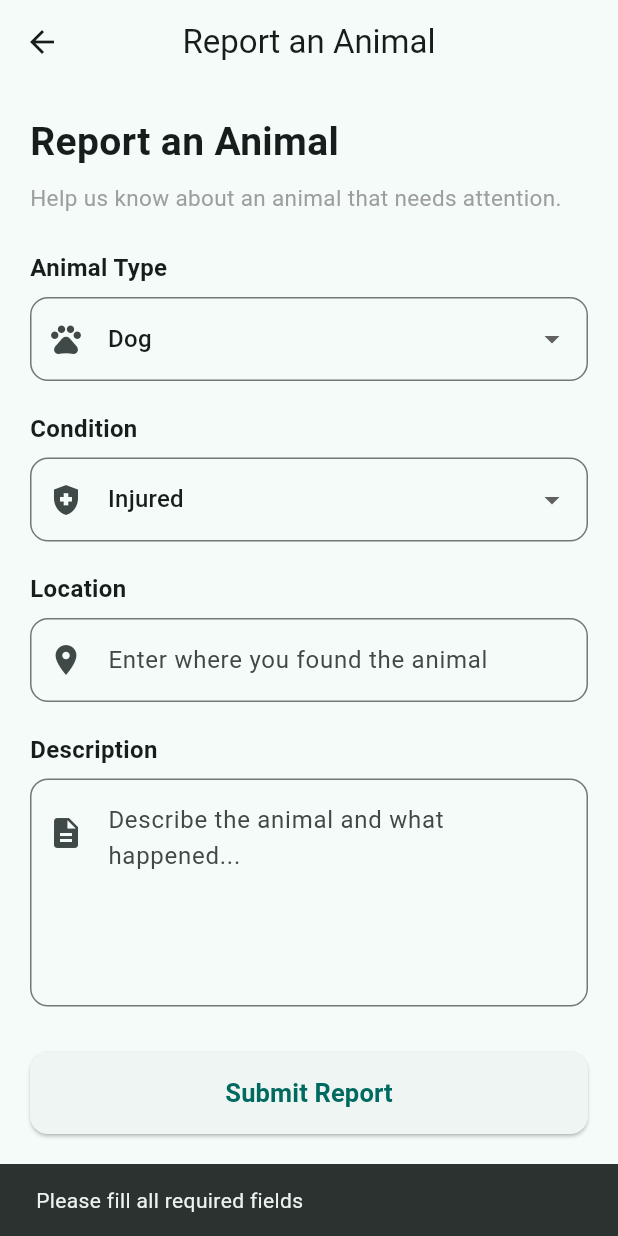
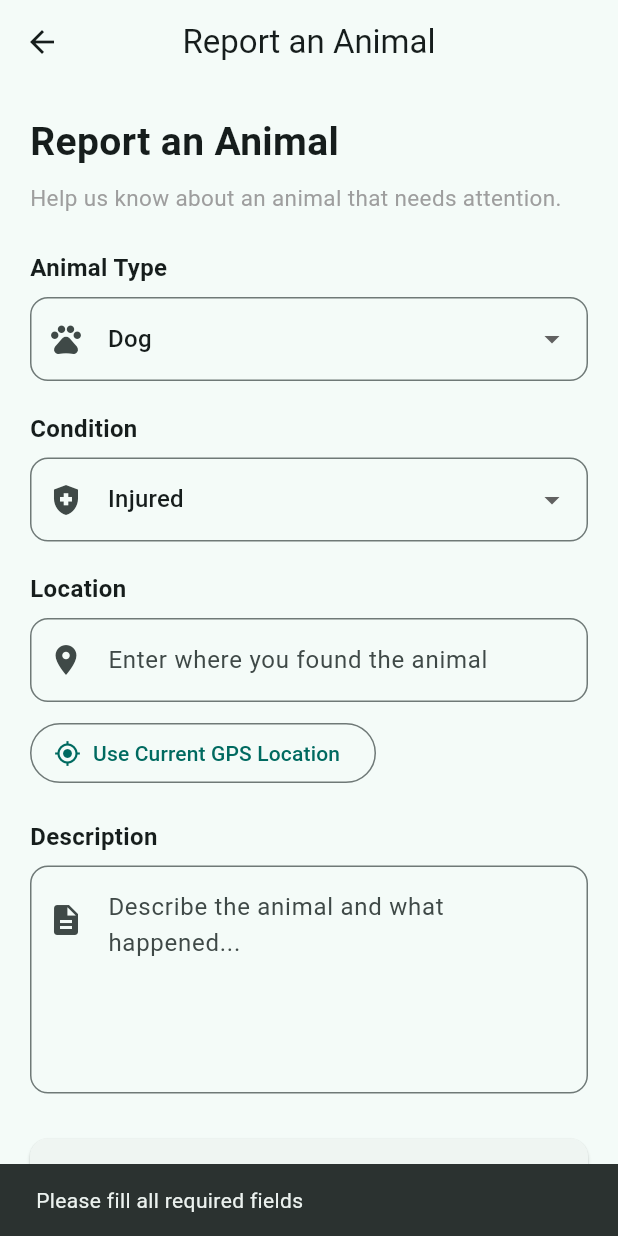
Before and after one commit to Nityanand52/pet-adoption-app, a Flutter app: the ReportAnimalPage screen opened directly with empty values, after a tap on "Submit Report", on a phone screen of 412 x 824 dp. Run offline on Flutter 3.47's test engine with Material 3 defaults, Android fonts, the light colour scheme and no system bars; our stand-ins replace cloud_firestore, firebase_auth, firebase_core, flutter_map, geolocator, image_picker and 1 more; accounts and stored records are empty.

Commit message:
Added live rescue map and GPS location features

```diff
--- a/pet_adoption_app/lib/admin/adoption_requests_page.dart
+++ b/pet_adoption_app/lib/admin/adoption_requests_page.dart
@@ -1,6 +1,5 @@
 import 'package:flutter/material.dart';
 import 'package:cloud_firestore/cloud_firestore.dart';
-
 class AdoptionRequestsPage extends StatelessWidget {
   const AdoptionRequestsPage({super.key});
 
--- a/pet_adoption_app/lib/models/animal_report.dart
+++ b/pet_adoption_app/lib/models/animal_report.dart
@@ -7,6 +7,8 @@ class AnimalReport {
   final String? imagePath;
   final DateTime date;
   String status;
+  final double? latitude;
+  final double? longitude;
 
   AnimalReport({
     required this.id,
@@ -17,5 +19,7 @@ class AnimalReport {
     this.imagePath,
     required this.date,
     this.status = 'Pending',
+    this.latitude,
+    this.longitude,
   });
 }
--- a/pet_adoption_app/lib/report/report_animal_page.dart
+++ b/pet_adoption_app/lib/report/report_animal_page.dart
@@ -1,8 +1,10 @@
+
 import 'package:flutter/material.dart';
+import 'package:geolocator/geolocator.dart';
 import '../models/animal_report.dart';
 
 class ReportAnimalPage extends StatefulWidget {
-  final Function(AnimalReport) onReportSubmitted;
+  final Future<void> Function(AnimalReport) onReportSubmitted;
 
   const ReportAnimalPage({
     super.key,
@@ -36,6 +38,10 @@ class _ReportAnimalPageState extends State<ReportAnimalPage> {
   ];
 
   bool isSubmitting = false;
+  bool isGettingLocation = false;
+
+  double? reportLatitude;
+  double? reportLongitude;
 
   @override
   void dispose() {
@@ -44,12 +50,82 @@ class _ReportAnimalPageState extends State<ReportAnimalPage> {
     super.dispose();
   }
 
+  // GET CURRENT GPS LOCATION
+  Future<void> getReportLocation() async {
+    setState(() {
+      isGettingLocation = true;
+    });
+
+    try {
+      bool enabled = await Geolocator.isLocationServiceEnabled();
+
+      if (!enabled) {
+        throw Exception('Please enable location services');
+      }
+
+      LocationPermission permission =
+          await Geolocator.checkPermission();
+
+      if (permission == LocationPermission.denied) {
+        permission = await Geolocator.requestPermission();
+      }
+
+      if (permission == LocationPermission.denied ||
+          permission == LocationPermission.deniedForever) {
+        throw Exception('Location permission denied');
+      }
+
+      final position = await Geolocator.getCurrentPosition(
+        locationSettings: const LocationSettings(
+          accuracy: LocationAccuracy.high,
+        ),
+      );
+
+      if (!mounted) return;
+
+      setState(() {
+        reportLatitude = position.latitude;
+        reportLongitude = position.longitude;
+      });
+
+      ScaffoldMessenger.of(context).showSnackBar(
+        const SnackBar(
+          content: Text('GPS location captured successfully'),
+        ),
+      );
+    } catch (e) {
+      if (!mounted) return;
+
+      ScaffoldMessenger.of(context).showSnackBar(
+        SnackBar(
+          content: Text('Could not get location: $e'),
+        ),
+      );
+    } finally {
+      if (mounted) {
+        setState(() {
+          isGettingLocation = false;
+        });
+      }
+    }
+  }
+
+  // SUBMIT ANIMAL REPORT
   Future<void> _submitReport() async {
     if (locationController.text.trim().isEmpty ||
         descriptionController.text.trim().isEmpty) {
       ScaffoldMessenger.of(context).showSnackBar(
         const SnackBar(
           content: Text('Please fill all required fields'),
+        ),
+      );
+      return;
+    }
+
+    if (reportLatitude == null || reportLongitude == null) {
+      ScaffoldMessenger.of(context).showSnackBar(
+        const SnackBar(
+          content: Text('Please capture the rescue location first'),
         ),
       );
       return;
@@ -69,37 +145,36 @@ class _ReportAnimalPageState extends State<ReportAnimalPage> {
         imagePath: null,
         date: DateTime.now(),
         status: 'Pending',
+        latitude: reportLatitude,
+        longitude: reportLongitude,
       );
 
-      // Send report to main.dart
-      // main.dart will save it to Firestore.
+      // Send report to main.dart for Firestore saving
       await widget.onReportSubmitted(report);
 
       if (!mounted) return;
-
-      setState(() {
-        isSubmitting = false;
-      });
-
-      Navigator.pop(context);
 
       ScaffoldMessenger.of(context).showSnackBar(
         const SnackBar(
           content: Text('Animal report submitted successfully'),
         ),
       );
+
+      Navigator.pop(context);
     } catch (e) {
       if (!mounted) return;
-
-      setState(() {
-        isSubmitting = false;
-      });
 
       ScaffoldMessenger.of(context).showSnackBar(
         SnackBar(
           content: Text('Failed to submit report: $e'),
         ),
       );
+    } finally {
+      if (mounted) {
+        setState(() {
+          isSubmitting = false;
+        });
+      }
     }
   }
 
@@ -110,13 +185,11 @@ class _ReportAnimalPageState extends State<ReportAnimalPage> {
         title: const Text('Report an Animal'),
         centerTitle: true,
       ),
-
       body: SingleChildScrollView(
         padding: const EdgeInsets.all(20),
         child: Column(
           crossAxisAlignment: CrossAxisAlignment.start,
           children: [
-
             // TITLE
             const Text(
               'Report an Animal',
@@ -232,6 +305,43 @@ class _ReportAnimalPageState extends State<ReportAnimalPage> {
               ),
             ),
 
+            const SizedBox(height: 10),
+
+            // GPS LOCATION BUTTON
+            OutlinedButton.icon(
+              onPressed: isGettingLocation
+                  ? null
+                  : getReportLocation,
+              icon: isGettingLocation
+                  ? const SizedBox(
+                      height: 18,
+                      width: 18,
+                      child: CircularProgressIndicator(
+                        strokeWidth: 2,
+                      ),
+                    )
+                  : const Icon(Icons.my_location),
+              label: Text(
+                isGettingLocation
+                    ? 'Getting Location...'
+                    : 'Use Current GPS Location',
+              ),
+            ),
+
+            if (reportLatitude != null &&
+                reportLongitude != null)
+              Padding(
+                padding: const EdgeInsets.only(top: 8),
+                child: Text(
+                  'GPS: ${reportLatitude!.toStringAsFixed(5)}, '
+                  '${reportLongitude!.toStringAsFixed(5)}',
+                  style: const TextStyle(
+                    color: Colors.green,
+                    fontWeight: FontWeight.w500,
+                  ),
+                ),
+              ),
+
             const SizedBox(height: 20),
 
             // DESCRIPTION
@@ -267,7 +377,9 @@ class _ReportAnimalPageState extends State<ReportAnimalPage> {
               width: double.infinity,
               height: 55,
               child: ElevatedButton(
-                onPressed: isSubmitting ? null : _submitReport,
+                onPressed: isSubmitting || isGettingLocation
+                    ? null
+                    : _submitReport,
                 style: ElevatedButton.styleFrom(
                   shape: RoundedRectangleBorder(
                     borderRadius: BorderRadius.circular(12),
--- a/pet_adoption_app/pubspec.yaml
+++ b/pet_adoption_app/pubspec.yaml
@@ -41,6 +41,9 @@ dependencies:
   firebase_storage: ^13.6.1
   image_picker: ^1.2.4
   http: ^1.6.0
+  flutter_map: ^8.3.2
+  latlong2: ^0.10.1
+  geolocator: ^14.1.2
 
 dev_dependencies:
   flutter_test:
```
Also changed, not shown: pet_adoption_app/lib/main.dart (+27 -0 lines), pet_adoption_app/lib/report/rescue_map_page.dart (added, +285 -0 lines), pet_adoption_app/pubspec.lock, 5 other files. Lines whose indentation alone changed are shown as unchanged.
